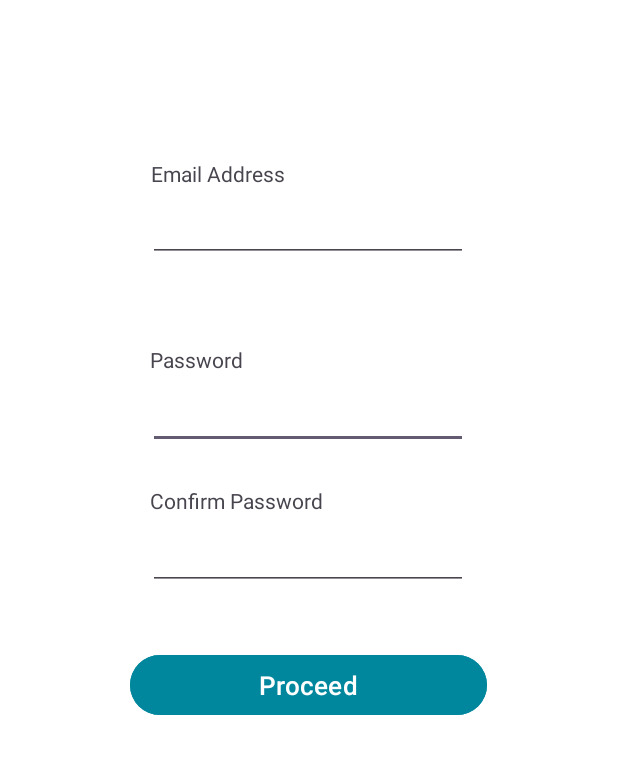
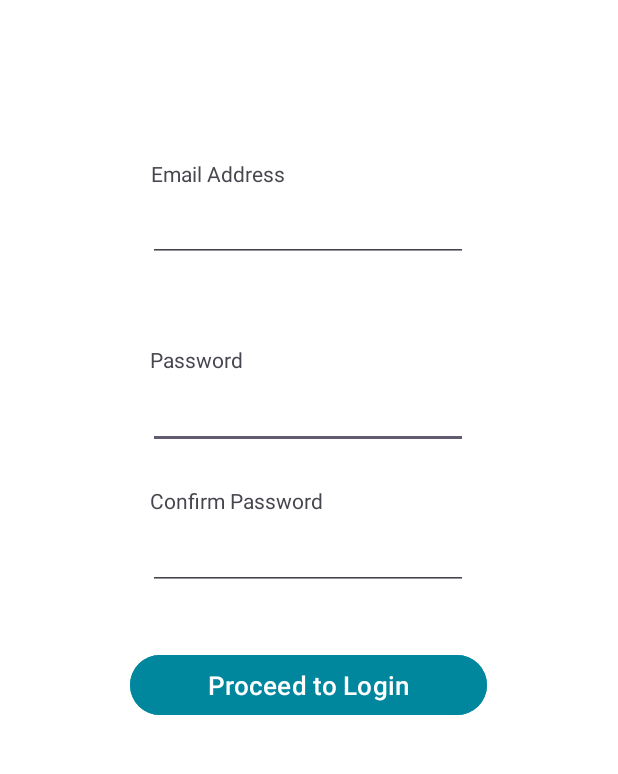
Before and after one commit to yashbim/City-Cycle-App, an Android app: the CreateAccount screen opened directly, with no data from a screen before it, on a phone screen of 412 x 824 dp, the part 390-1164 px from its top. Run offline under Robolectric (Android 15) with nearby library versions, the phone set to English and light mode, and no system bars.

Commit message:
Implemented button from create account to login

```diff
--- a/app/src/main/java/com/example/city_cycle_app/CreateAccount.kt
+++ b/app/src/main/java/com/example/city_cycle_app/CreateAccount.kt
@@ -1,6 +1,8 @@
 package com.example.city_cycle_app
 
+import android.content.Intent
 import android.os.Bundle
+import android.widget.Button
 import androidx.appcompat.app.AppCompatActivity
 
 class CreateAccount : AppCompatActivity() {
@@ -9,6 +11,12 @@ class CreateAccount : AppCompatActivity() {
         super.onCreate(savedInstanceState)
         setContentView(R.layout.activity_create_acc_page)
 
+        val proceedToLogin_button: Button = findViewById(R.id.proceed_to_login_button)
+        proceedToLogin_button.setOnClickListener{
+            val intent_proceedToLogin_button = Intent(this, LoginPage::class.java)
+            startActivity(intent_proceedToLogin_button)
+        }
+
     }
 
 }
--- a/app/src/main/res/layout/activity_create_acc_page.xml
+++ b/app/src/main/res/layout/activity_create_acc_page.xml
@@ -86,7 +86,7 @@
         android:layout_width="238dp"
         android:layout_height="48dp"
         android:backgroundTint="#00879E"
-        android:text="Proceed"
+        android:text="Proceed to Login"
         android:textColor="@color/white"
         android:textSize="17sp"
         app:layout_constraintBottom_toBottomOf="parent"
```
